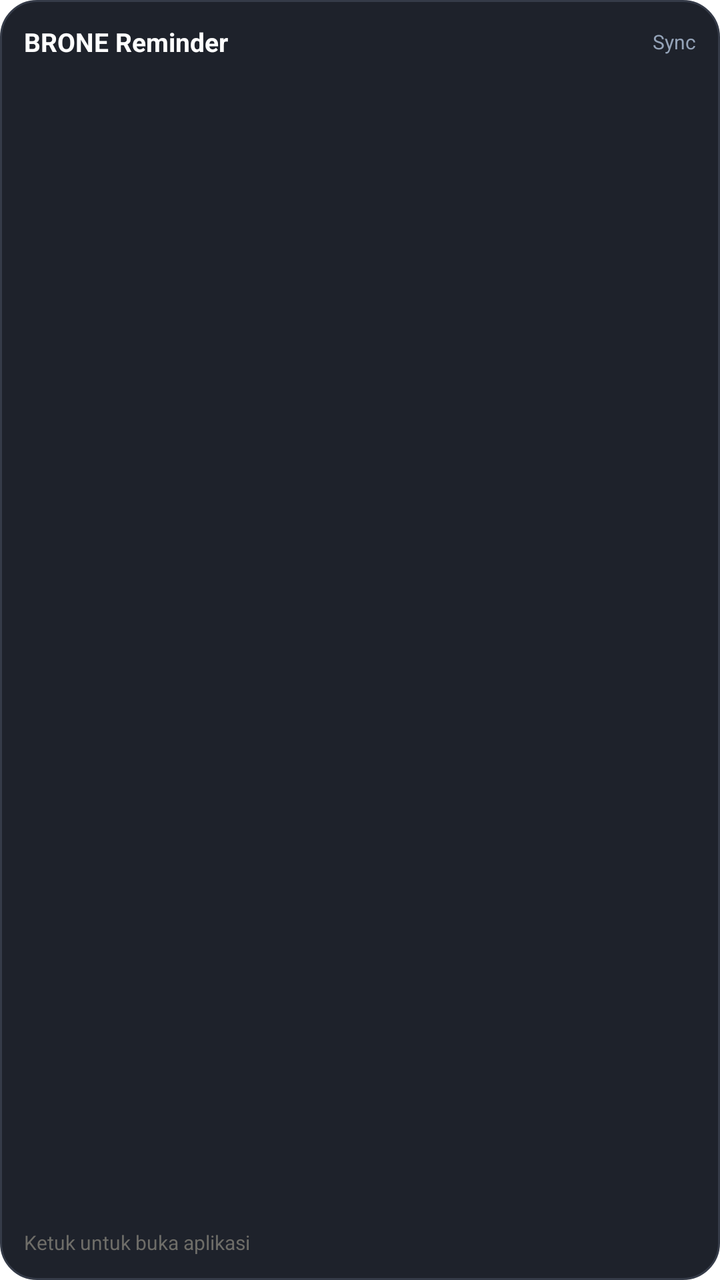
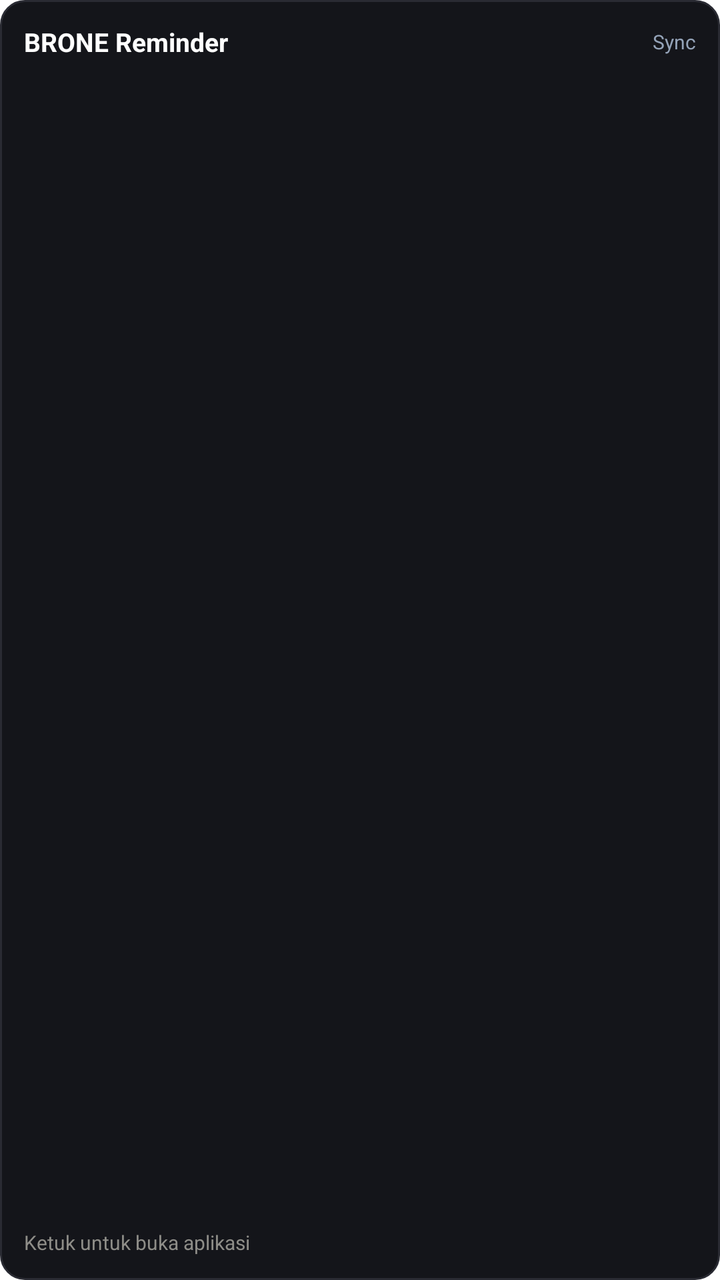

Two renders of the same Android screen: before a commit and after it. Below are the layout's source before the change and the commit's diff.
<!-- AndroidManifest.xml: application theme Theme.reminder_widget -->
<!-- res/layout/widget_reminder_layout.xml -->
<?xml version="1.0" encoding="utf-8"?>
<LinearLayout xmlns:android="http://schemas.android.com/apk/res/android"
    android:id="@+id/widget_root"
    android:layout_width="match_parent"
    android:layout_height="match_parent"
    android:background="@drawable/widget_background"
    android:orientation="vertical"
    android:padding="12dp">

    
    <LinearLayout
        android:layout_width="match_parent"
        android:layout_height="wrap_content"
        android:gravity="center_vertical"
        android:orientation="horizontal"
        android:paddingBottom="8dp">

        <TextView
            android:layout_width="0dp"
            android:layout_height="wrap_content"
            android:layout_weight="1"
            android:text="BRONE Reminder"
            android:textColor="#ffffff"
            android:textSize="13sp"
            android:textStyle="bold" />

        <TextView
            android:id="@+id/widget_sync_time"
            android:layout_width="wrap_content"
            android:layout_height="wrap_content"
            android:text="Sync"
            android:textColor="#94a3b8"
            android:textSize="10sp" />
    </LinearLayout>

    
    <LinearLayout
        android:id="@+id/widget_hero"
        android:layout_width="match_parent"
        android:layout_height="wrap_content"
        android:orientation="vertical"
        android:paddingBottom="6dp"
        android:visibility="gone">

        <TextView
            android:id="@+id/widget_hero_count"
            android:layout_width="wrap_content"
            android:layout_height="wrap_content"
            android:fontFamily="monospace"
            android:textColor="#C14A4A"
            android:textSize="20sp"
            android:textStyle="bold" />

        <TextView
            android:id="@+id/widget_hero_sub"
            android:layout_width="wrap_content"
            android:layout_height="wrap_content"
            android:layout_marginTop="2dp"
            android:ellipsize="end"
            android:maxLines="1"
            android:textColor="#B8B6B0"
            android:textSize="11sp" />
    </LinearLayout>

    
    <ListView
        android:id="@+id/widget_task_list"
        android:layout_width="match_parent"
        android:layout_height="0dp"
        android:layout_weight="1"
        android:divider="@null"
        android:dividerHeight="0dp"
        android:scrollbars="none" />

    
    <LinearLayout
        android:id="@+id/widget_empty_view"
        android:layout_width="match_parent"
        android:layout_height="0dp"
        android:layout_weight="1"
        android:gravity="center"
        android:orientation="vertical"
        android:visibility="gone">

        <TextView
            android:layout_width="wrap_content"
            android:layout_height="wrap_content"
            android:text="Tidak ada deadline mendekat"
            android:textColor="#38bdf8"
            android:textSize="12sp"
            android:textStyle="bold" />

        <TextView
            android:layout_width="wrap_content"
            android:layout_height="wrap_content"
            android:layout_marginTop="2dp"
            android:text="Buka aplikasi untuk sinkronisasi"
            android:textColor="#64748b"
            android:textSize="10sp" />
    </LinearLayout>

    <TextView
        android:layout_width="wrap_content"
        android:layout_height="wrap_content"
        android:layout_marginTop="4dp"
        android:text="Ketuk untuk buka aplikasi"
        android:textColor="#6E6D68"
        android:textSize="10sp" />

</LinearLayout>
<!-- resources referenced by this layout -->
<resources>
  <!-- drawable widget_background (drawable) -->
  <?xml version="1.0" encoding="utf-8"?>
  <shape xmlns:android="http://schemas.android.com/apk/res/android"
      android:shape="rectangle">
      <solid android:color="#1e222b" />
      <stroke
          android:width="1dp"
          android:color="#353b48" />
      <corners android:radius="18dp" />
  </shape>
  <style name="Theme.reminder_widget" parent="Theme.MaterialComponents.DayNight.NoActionBar">
          
      </style>
</resources>

<!-- the commit's change to res/layout/widget_reminder_layout.xml (unified diff, before → after) -->
@@ -86,7 +86,7 @@
             android:layout_width="wrap_content"
             android:layout_height="wrap_content"
             android:text="Tidak ada deadline mendekat"
-            android:textColor="#38bdf8"
+            android:textColor="#8E8D88"
             android:textSize="12sp"
             android:textStyle="bold" />
 
@@ -95,7 +95,7 @@
             android:layout_height="wrap_content"
             android:layout_marginTop="2dp"
             android:text="Buka aplikasi untuk sinkronisasi"
-            android:textColor="#64748b"
+            android:textColor="#8E8D88"
             android:textSize="10sp" />
     </LinearLayout>
 
@@ -104,7 +104,7 @@
         android:layout_height="wrap_content"
         android:layout_marginTop="4dp"
         android:text="Ketuk untuk buka aplikasi"
-        android:textColor="#6E6D68"
+        android:textColor="#8E8D88"
         android:textSize="10sp" />
 
 </LinearLayout>
<!-- resource entries referenced after the edit -->
@@ -4,11 +4,11 @@
   <?xml version="1.0" encoding="utf-8"?>
   <shape xmlns:android="http://schemas.android.com/apk/res/android"
       android:shape="rectangle">
-      <solid android:color="#1e222b" />
+      <solid android:color="#14151A" />
       <stroke
           android:width="1dp"
-          android:color="#353b48" />
-      <corners android:radius="18dp" />
+          android:color="#2A2B33" />
+      <corners android:radius="12dp" />
   </shape>
   <style name="Theme.reminder_widget" parent="Theme.MaterialComponents.DayNight.NoActionBar">
           
